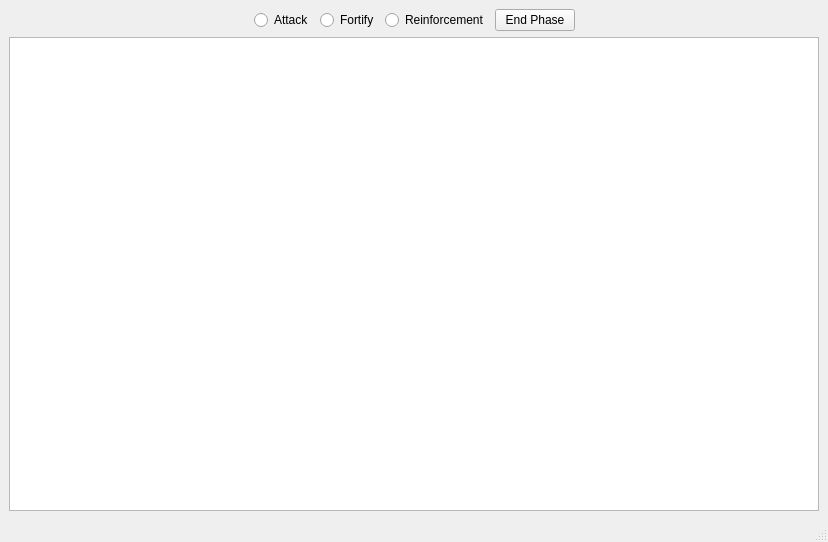
The window that gui/mainscreen.ui (TaimoorRana/Risk) describes before a commit, drawn with Qt 5.
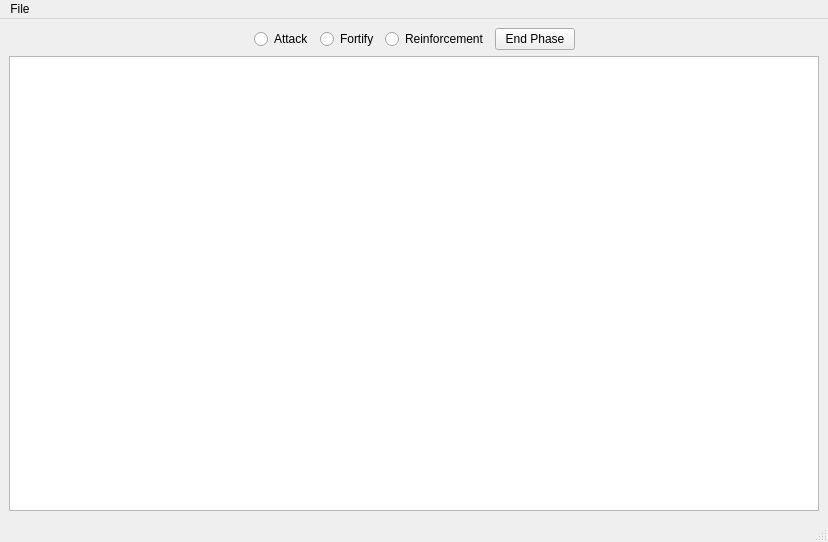
The same window after the commit.

Commit message: Refactor class names to better match their intentions/Qt standards: MainWindow -> MapEditor and CountryQGraphicsObject to QGraphicsCountryItem

Patch:
```diff
--- a/gui/mainscreen.ui
+++ b/gui/mainscreen.ui
@@ -117,6 +117,13 @@
      <height>22</height>
     </rect>
    </property>
+   <widget class="QMenu" name="fileMenu">
+    <property name="title">
+     <string>File</string>
+    </property>
+    <addaction name="mapEditorAction"/>
+   </widget>
+   <addaction name="fileMenu"/>
   </widget>
   <widget class="QStatusBar" name="statusbar"/>
  </widget>
```
Left out of the diff: 5 changed lines with no effect on the pictures. The commit also changes 12 other files.
